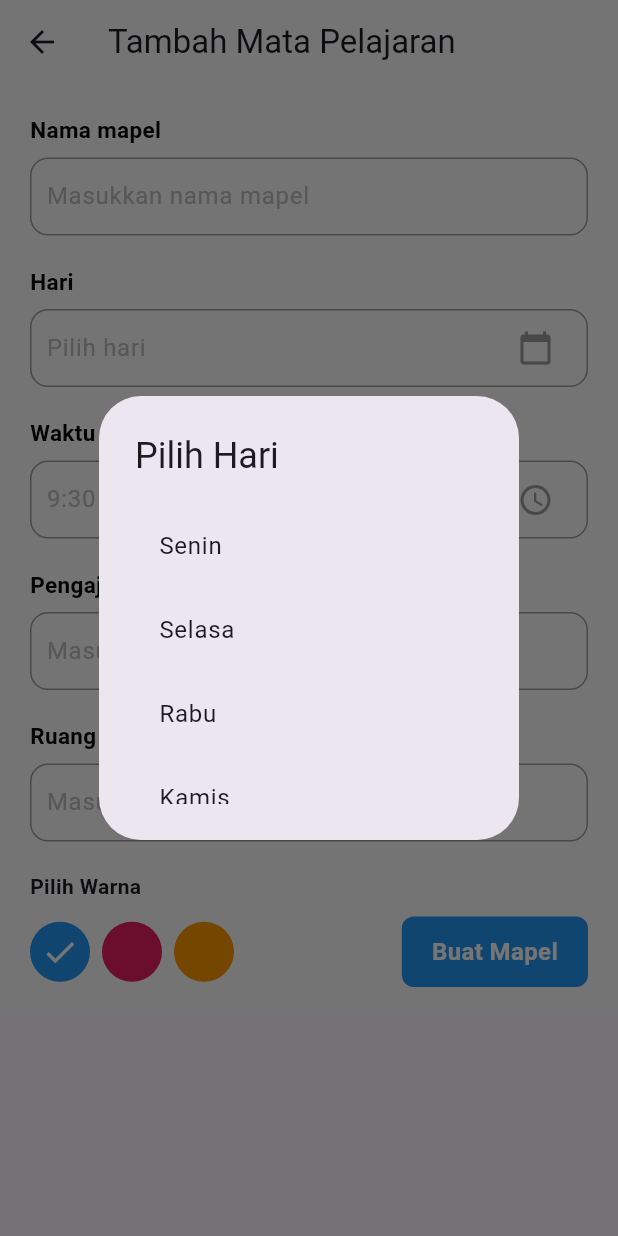
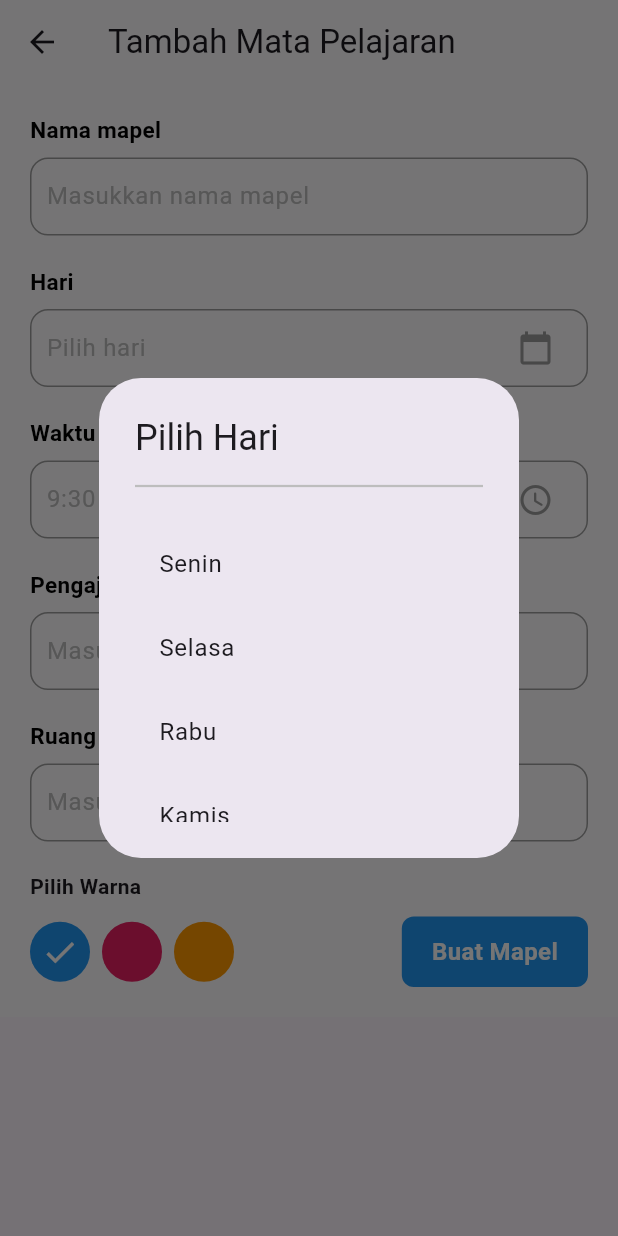
Before and after one commit to jvnnifer/jadwalPengingat, a Flutter app: the InputFieldJadwal screen opened directly, after a tap on the "calendar today" icon, on a phone screen of 412 x 824 dp. Run offline on Flutter 3.47's test engine with Material 3 defaults, Android fonts, the phone set to English and light mode, and no system bars; our stand-ins replace date_picker_timeline.

Commit message:
udah nambahin divider buat input hari

```diff
--- a/lib/pages/input_field_jadwal.dart
+++ b/lib/pages/input_field_jadwal.dart
@@ -44,7 +44,14 @@ class InputFieldJadwalState extends State<InputFieldJadwal> {
       context: context,
       builder: (BuildContext context) {
         return AlertDialog(
-          title: Text('Pilih Hari'),
+          title: Column(
+            crossAxisAlignment: CrossAxisAlignment.start,
+            children: [
+              Text('Pilih Hari'),
+              SizedBox(height: 8),
+              Divider(color: Colors.grey[400], thickness: 1.5),
+            ],
+          ),
           content: Container(
             height: 200,
             child: SingleChildScrollView(
```
